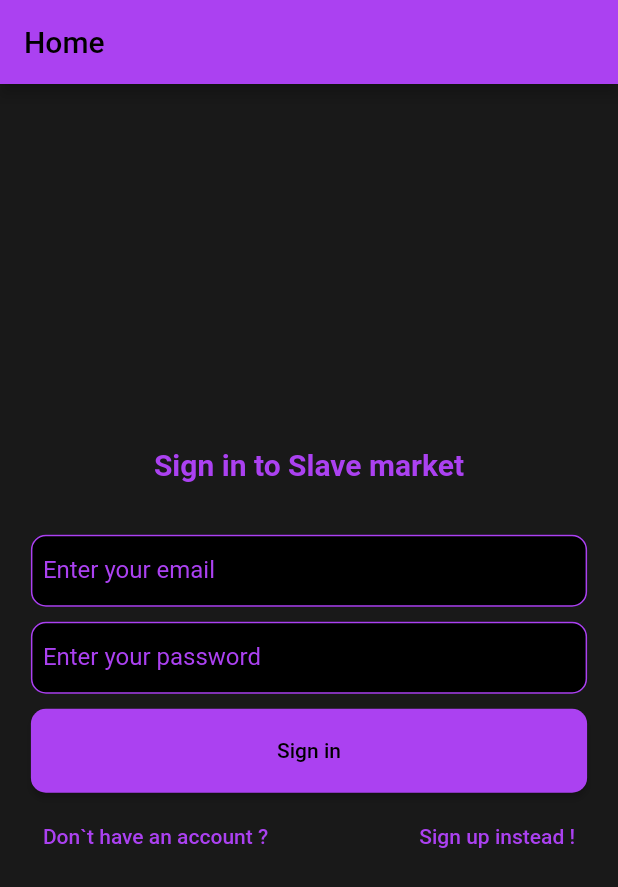
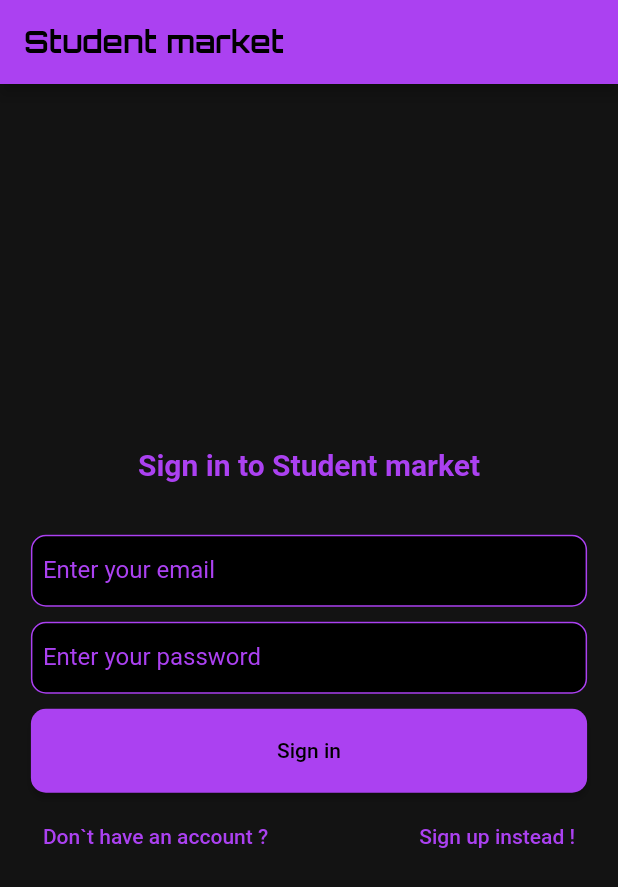
Before and after one commit to PiotrSzuba/Pim_SMarket, a Flutter app: the screen it shows after launch, on a phone screen of 412 x 824 dp. Shown: the top 887 px of the screen. Run offline on Flutter 3.47's test engine with Material 2 defaults, Android fonts, the phone set to English and light mode, and no system bars; our stand-ins replace google_fonts.

Commit message:
Login register page

```diff
--- a/pim_smarket/lib/components/text_input.dart
+++ b/pim_smarket/lib/components/text_input.dart
@@ -9,6 +9,7 @@ class TextInput extends StatelessWidget {
     required this.placeholder,
     required this.onChange,
     this.asteriskText,
+    this.isError,
   });
 
   final String label;
@@ -16,29 +17,40 @@ class TextInput extends StatelessWidget {
   final String value;
   final Function onChange;
   final bool? asteriskText;
+  final bool? isError;
+
+  Color _getBorderColor() {
+    if (isError == null) return CustomTheme.pinkColor;
+    return isError! ? CustomTheme.errorColor : CustomTheme.pinkColor;
+  }
+
+  TextStyle _getTextStyle() {
+    if (isError == null) return CustomTheme.pinkText;
+    return isError! ? CustomTheme.errorText : CustomTheme.pinkText;
+  }
 
   @override
   Widget build(BuildContext context) {
     return TextFormField(
       decoration: InputDecoration(
-          enabledBorder: const OutlineInputBorder(
-              borderSide: BorderSide(width: 1, color: CustomTheme.pinkColor),
+          enabledBorder: OutlineInputBorder(
+              borderSide: BorderSide(width: 1, color: _getBorderColor()),
               borderRadius: CustomTheme.circularBorder),
           labelText: label,
-          labelStyle: CustomTheme.pinkText,
+          labelStyle: _getTextStyle(),
           hintText: placeholder,
           hintStyle: CustomTheme.pinkText50,
-          focusedBorder: const OutlineInputBorder(
-              borderSide: BorderSide(width: 1, color: CustomTheme.pinkColor),
+          focusedBorder: OutlineInputBorder(
+              borderSide: BorderSide(width: 1, color: _getBorderColor()),
               borderRadius: CustomTheme.circularBorder),
           contentPadding: const EdgeInsets.all(8),
           floatingLabelBehavior: FloatingLabelBehavior.auto,
-          floatingLabelStyle: CustomTheme.pinkText,
+          floatingLabelStyle: _getTextStyle(),
           filled: true,
           fillColor: Colors.black),
       obscureText: asteriskText ?? false,
       obscuringCharacter: '*',
-      style: const TextStyle(color: CustomTheme.pinkColor),
+      style: _getTextStyle(),
       onChanged: (value) => onChange(value),
     );
   }
--- a/pim_smarket/lib/data/user_context.dart
+++ b/pim_smarket/lib/data/user_context.dart
@@ -2,7 +2,7 @@ import 'package:flutter/material.dart';
 import 'package:pim_smarket/models/models.dart';
 
 class UserContext extends ChangeNotifier {
-  User user = User.empty();
+  User user = User.empty(); //default User.empty();
 
   void changeUser(User user) {
     this.user = user;
--- a/pim_smarket/lib/theme.dart
+++ b/pim_smarket/lib/theme.dart
@@ -10,15 +10,23 @@ class CustomTheme {
   static const Color pinkColor50 = Color.fromARGB(125, _red, _green, _blue);
   static const double bodyMarginX = 0.05;
   static const double bodyMarginY = 0.05;
-  static const String appName = "Slave market";
+  static const String appName = "Student market";
+  static const String appLogo = "";
+  static const double _titleFontSize = 20;
 
   static const TextStyle blackText = TextStyle(color: Colors.black);
+  static const TextStyle blackTitle = TextStyle(
+      color: Colors.black,
+      fontWeight: FontWeight.bold,
+      fontSize: _titleFontSize);
   static const TextStyle pinkText = TextStyle(color: pinkColor);
   static const TextStyle pinkText50 = TextStyle(color: pinkColor50);
-  static const TextStyle pinkTitle =
-      TextStyle(color: pinkColor, fontWeight: FontWeight.bold, fontSize: 20);
-  static const Color backgroundColor = Colors.black26;
+  static const TextStyle pinkTitle = TextStyle(
+      color: pinkColor, fontWeight: FontWeight.bold, fontSize: _titleFontSize);
+  static const Color backgroundColor = Colors.black45;
   static const Color elementFillColor = Colors.black;
+  static const Color errorColor = Color.fromARGB(255, 222, 33, 55);
+  static const TextStyle errorText = TextStyle(color: errorColor);
 
   static const BorderRadius circularBorder =
       BorderRadius.all(Radius.circular(_borderRadius));
--- a/pim_smarket/lib/views/login_page.dart
+++ b/pim_smarket/lib/views/login_page.dart
@@ -16,7 +16,9 @@ class LoginPage extends StatefulWidget {
 
 class _LoginPage extends State<LoginPage> {
   String _email = "";
+  bool _emailError = false;
   String _password = "";
+  bool _passwordError = false;
   String _name = "";
   bool _isSigningIn = true;
 
@@ -32,15 +34,29 @@ class _LoginPage extends State<LoginPage> {
     }
   }
 
+  void onSignUp(UserContext userContext) {}
+
   void onChangeEmail(String email) {
     setState(() {
       _email = email;
+      if (email == "student" || email == "company") {
+        _emailError = false;
+      } else {
+        _emailError = true;
+      }
+      if (email.isEmpty) _emailError = false;
     });
   }
 
   void onChangePassword(String password) {
     setState(() {
       _password = password;
+      if (password == "1234") {
+        _passwordError = false;
+      } else {
+        _passwordError = true;
+      }
+      if (password.isEmpty) _passwordError = false;
     });
   }
 
@@ -89,6 +105,7 @@ class _LoginPage extends State<LoginPage> {
                           value: _email,
                           onChange: onChangeEmail,
                           placeholder: "Email",
+                          isError: _emailError,
                         )),
                     Container(
                       margin: const EdgeInsets.symmetric(vertical: 5.0),
@@ -98,13 +115,16 @@ class _LoginPage extends State<LoginPage> {
                         onChange: onChangePassword,
                         placeholder: "password",
                         asteriskText: true,
+                        isError: _passwordError,
                       ),
                     ),
                     Container(
                       margin: const EdgeInsets.symmetric(vertical: 5.0),
                       child: Button(
                         title: _isSigningIn ? "Sign in" : "Sign up",
-                        onClicked: () => onSignIn(userContext),
+                        onClicked: _isSigningIn
+                            ? () => onSignIn(userContext)
+                            : () => onSignUp(userContext),
                       ),
                     ),
                     Row(
--- a/pim_smarket/lib/views/main_page.dart
+++ b/pim_smarket/lib/views/main_page.dart
@@ -2,6 +2,7 @@ import 'package:flutter/material.dart';
 import 'package:pim_smarket/data/data.dart';
 import 'package:pim_smarket/theme.dart';
 import 'package:provider/provider.dart';
+import 'package:google_fonts/google_fonts.dart';
 import "views.dart";
 
 class MainPage extends StatefulWidget {
@@ -13,20 +14,20 @@ class MainPage extends StatefulWidget {
 
 class _BottomNavigator extends State<MainPage> {
   static const List<String> _options = <String>[
-    "Home",
+    CustomTheme.appName,
     "Search",
     "Add",
     "Profile"
   ];
 
   static const List<String> _optionsNoAdd = <String>[
-    "Home",
+    CustomTheme.appName,
     "Search",
     "Profile"
   ];
 
   int _selectedIndex = 0;
-  String _title = _options[0];
+  String _title = CustomTheme.appName;
 
   final List<Widget> _widgetOptions = <Widget>[
     HomePage(title: _options[0]),
@@ -101,7 +102,10 @@ class _BottomNavigator extends State<MainPage> {
     return Consumer<UserContext>(
         builder: (context, userContext, child) => Scaffold(
               appBar: AppBar(
-                title: Text(_title, style: CustomTheme.blackText),
+                title: Text(_title,
+                    style: GoogleFonts.orbitron(
+                        //gugi // orbitron // germania one
+                        textStyle: CustomTheme.blackTitle)),
               ),
               body: Center(
                 child: resolveUserStatus(userContext),
--- a/pim_smarket/pubspec.yaml
+++ b/pim_smarket/pubspec.yaml
@@ -36,6 +36,7 @@ dependencies:
   # The following adds the Cupertino Icons font to your application.
   # Use with the CupertinoIcons class for iOS style icons.
   cupertino_icons: ^1.0.2
+  google_fonts: ^3.0.1
 
 dev_dependencies:
   flutter_test:
```
Also changed, not shown: pim_smarket/pubspec.lock.
